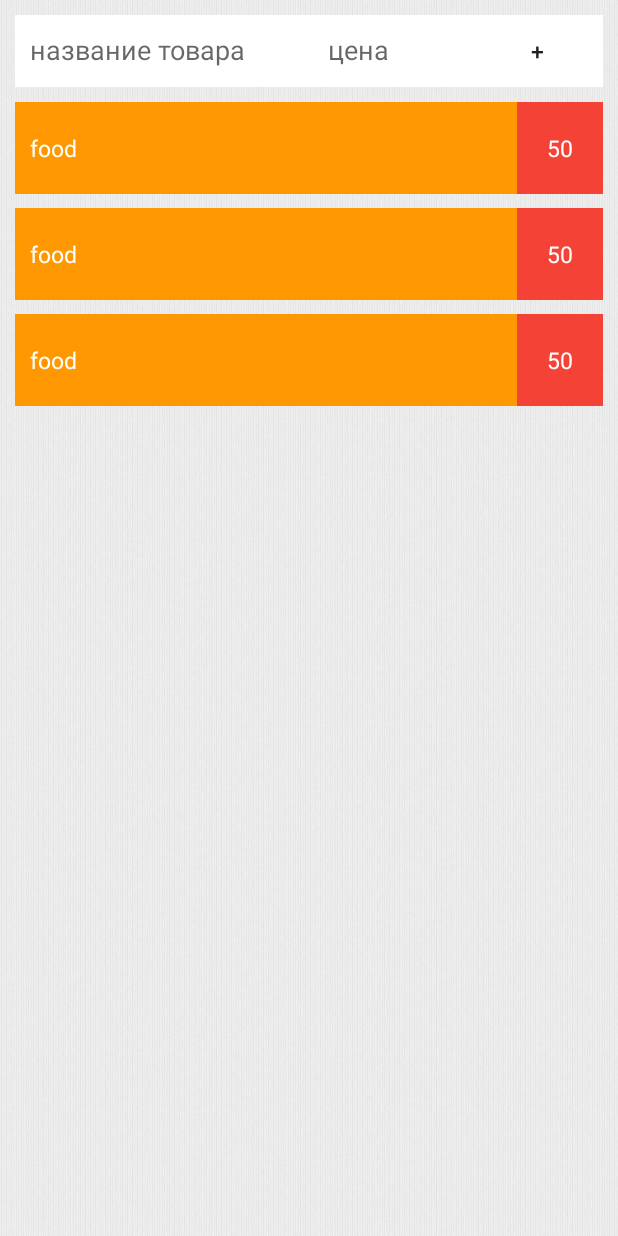
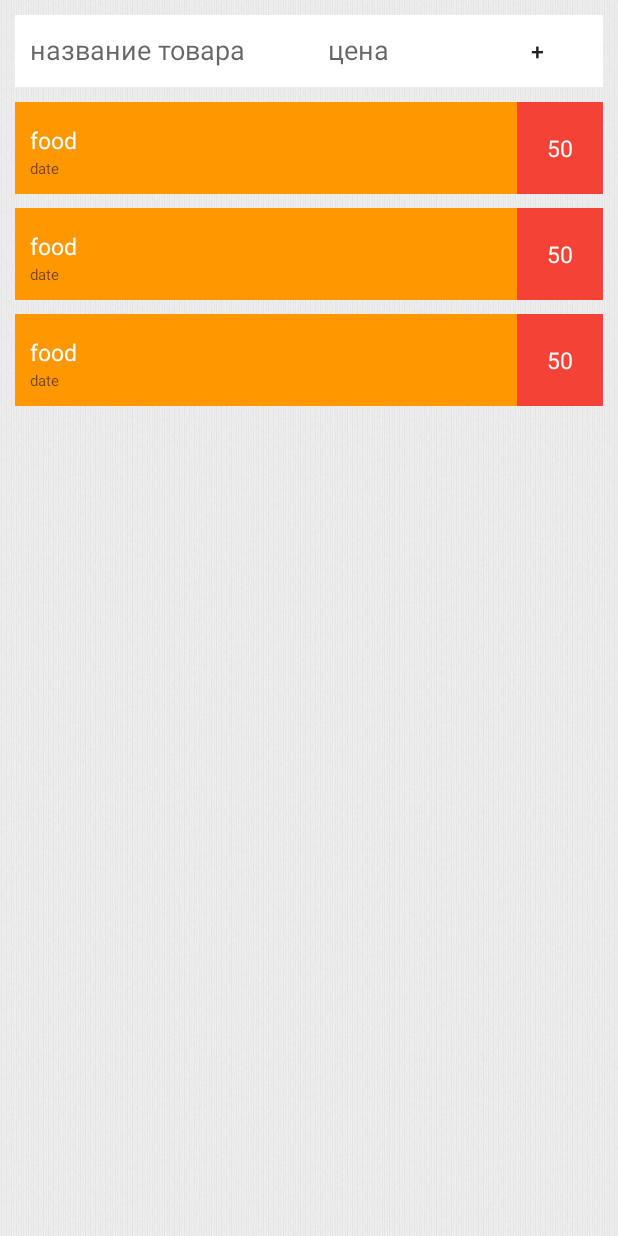
Before and after one commit to assssseeeee/MoneyTracker, an Android app: the layout activity_income_list.xml on its own in the app's theme, with its tools: preview values and no code run, on a phone screen of 412 x 824 dp. Run offline under Robolectric (Android 15) with nearby library versions, the phone set to English and light mode, and no system bars.

Commit message:
new commit

```diff
--- a/app/src/main/res/layout/expenses_item.xml
+++ b/app/src/main/res/layout/expenses_item.xml
@@ -1,33 +1,45 @@
 <?xml version="1.0" encoding="utf-8"?>
 <RelativeLayout xmlns:android="http://schemas.android.com/apk/res/android"
+    xmlns:tools="http://schemas.android.com/tools"
     android:layout_width="match_parent"
     android:layout_height="match_parent"
-    android:paddingBottom="@dimen/padding_small"
-    xmlns:tools="http://schemas.android.com/tools">
+    android:paddingBottom="@dimen/padding_small">
 
     <TextView
         android:id="@+id/itemPriceTextView"
-        tools:text="50"
-        android:textSize="@dimen/big_text"
-        android:padding="@dimen/padding"
-        android:background="@color/red"
-        android:textColor="@android:color/white"
         android:layout_width="wrap_content"
         android:layout_height="wrap_content"
-        android:layout_alignParentEnd="true" />
+        android:layout_alignParentEnd="true"
+        android:background="@color/red"
+        android:padding="@dimen/padding"
+        android:textColor="@android:color/white"
+        android:textSize="@dimen/big_text"
+        tools:text="50" />
 
     <TextView
         android:id="@+id/itemNameTextView"
-        tools:text="food"
-        android:textSize="@dimen/big_text"
-        android:gravity="center_vertical"
-        android:textColor="@android:color/white"
-        android:paddingStart="@dimen/padding_small"
-        android:layout_alignBottom="@+id/itemPriceTextView"
-        android:layout_alignTop="@+id/itemPriceTextView"
-        android:background="@color/orange"
         android:layout_width="wrap_content"
         android:layout_height="wrap_content"
+        android:layout_alignTop="@+id/itemPriceTextView"
+        android:layout_alignBottom="@+id/itemPriceTextView"
         android:layout_alignParentStart="true"
-        android:layout_toStartOf="@+id/itemPriceTextView"/>
+        android:layout_toStartOf="@+id/itemPriceTextView"
+        android:background="@color/orange"
+        android:gravity="center_vertical"
+        android:paddingBottom="@dimen/padding_small"
+        android:paddingStart="@dimen/padding_small"
+        android:textColor="@android:color/white"
+        android:textSize="@dimen/big_text"
+        tools:text="food" />
+
+    <TextView
+        android:id="@+id/itemDateTextView"
+        android:layout_width="wrap_content"
+        android:layout_height="wrap_content"
+        android:layout_alignBottom="@+id/itemNameTextView"
+        android:paddingStart="@dimen/padding_small"
+        android:paddingBottom="@dimen/padding_small"
+        android:textSize="@dimen/small_text"
+        tools:text="date"
+        android:text="01/01/01"/>
 </RelativeLayout>
```
